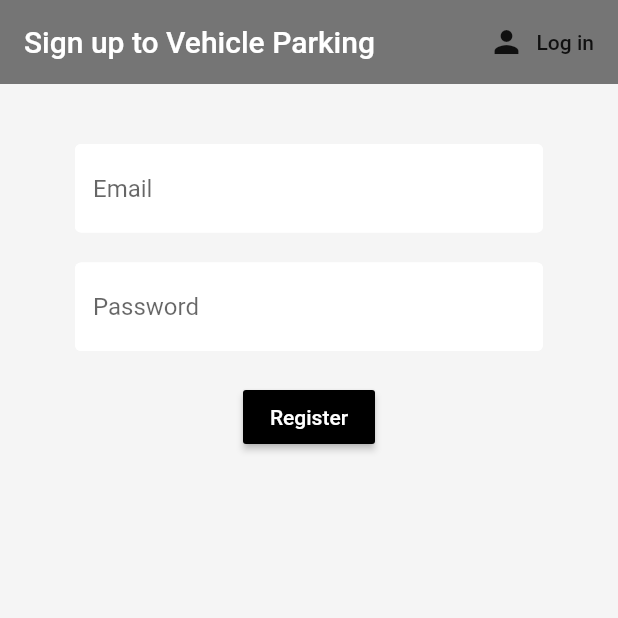
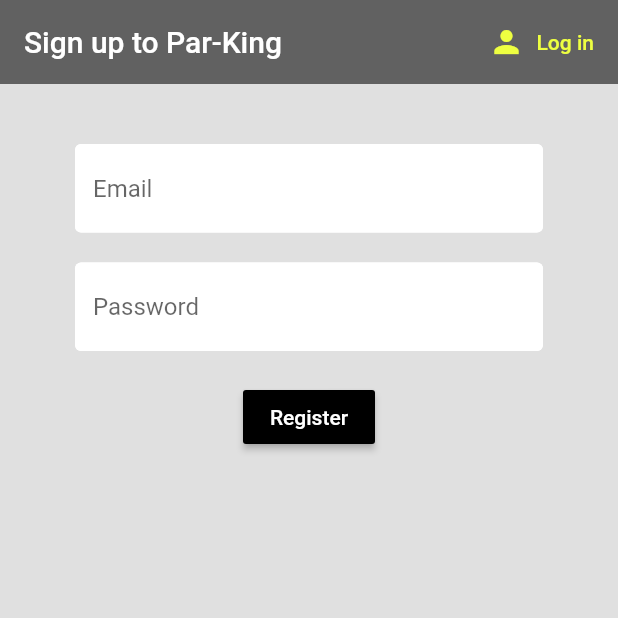
Before and after one commit to sahilchanglani/Vehicle-Parking-App, a Flutter app: the screen it shows after launch, after a tap on "Register", on a phone screen of 412 x 824 dp, the top half of it. Run offline on Flutter 3.47's test engine with Material 2 defaults, Android fonts, the phone set to English and light mode, and no system bars; our stand-ins replace cloud_firestore, custom_radio_grouped_button, firebase_auth, flutter_map, flutter_spinkit, font_awesome_flutter and 2 more; accounts and stored records are empty.

```diff
--- a/lib/screens/authenticate/register.dart
+++ b/lib/screens/authenticate/register.dart
@@ -26,18 +26,18 @@ class _RegisterState extends State<Register> {
   @override
   Widget build(BuildContext context) {
     return loading ? Loading() : Scaffold(
-        backgroundColor: Colors.grey[100],
+        backgroundColor: Colors.grey[300],
         appBar: AppBar(
-          backgroundColor: Colors.grey[600],
+          backgroundColor: Colors.grey[700],
           elevation: 0,
-          title: Text('Sign up to Vehicle Parking'),
+          title: Text('Sign up to Par-King'),
           actions: [
             FlatButton.icon(
                 onPressed: () {
                   widget.toggleView();
                 },
-                icon: Icon(Icons.person),
-                label: Text('Log in'))
+                icon: Icon(Icons.person,color: Colors.limeAccent,),
+                label: Text('Log in',style: TextStyle(color: Colors.limeAccent),))
           ],
         ),
         body: Container(
--- a/lib/screens/authenticate/sign_in.dart
+++ b/lib/screens/authenticate/sign_in.dart
@@ -26,18 +26,18 @@ class _SignInState extends State<SignIn> {
   @override
   Widget build(BuildContext context) {
     return loading ? Loading() : Scaffold(
-        backgroundColor: Colors.grey[100],
+        backgroundColor: Colors.grey[300],
         appBar: AppBar(
-          backgroundColor: Colors.grey[600],
+          backgroundColor: Colors.grey[700],
           elevation: 0,
-          title: Text('Sign in to Vehicle Parking'),
+          title: Text('Sign in to Par-King'),
           actions: [
             FlatButton.icon(
                 onPressed: () {
                   widget.toggleView();
                 },
-                icon: Icon(Icons.person),
-                label: Text('Register'))
+                icon: Icon(Icons.person,color: Colors.limeAccent,),
+                label: Text('Register',style: TextStyle(color: Colors.limeAccent),))
           ],
         ),
         body: Container(
--- a/lib/services/auth.dart
+++ b/lib/services/auth.dart
@@ -45,9 +45,8 @@ class AuthService{
     try{
       AuthResult result = await _auth.createUserWithEmailAndPassword(email: email, password: password);
       FirebaseUser user = result.user;
-
       // Creating user collection
-      await DatabaseService(uid: user.uid).updateUserData("New User", "'MH 05 AE 0000'", 2);
+      await DatabaseService(uid: user.uid).updateUserData("New User", "MH 05 AE 0000", 2);
       return _userFromFirebaseUser(user);
     } catch(e){
       print(e.toString());
--- a/pubspec.yaml
+++ b/pubspec.yaml
@@ -33,6 +33,10 @@ dependencies:
   cloud_firestore: ^0.12.9+4
   provider: ^3.1.0
   flutter_spinkit: "^4.1.2"
+  flutter_map: any
+  custom_radio_grouped_button: any
+  font_awesome_flutter: ^8.8.1
+  google_maps_flutter: any
 
 dev_dependencies:
   flutter_test:
```
Also changed, not shown: lib/home/home.dart (+76 -39 lines), lib/home/settings_form.dart (added, +107 -0 lines), lib/services/database.dart (+4 -18 lines), pubspec.lock, 9 other files.
